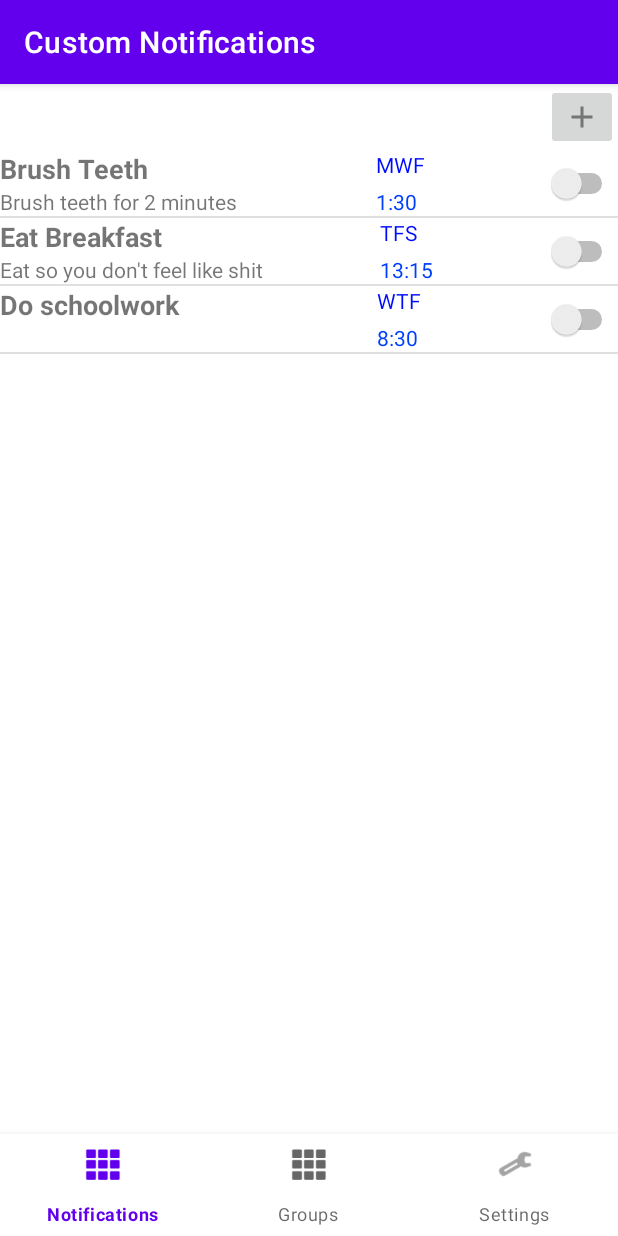
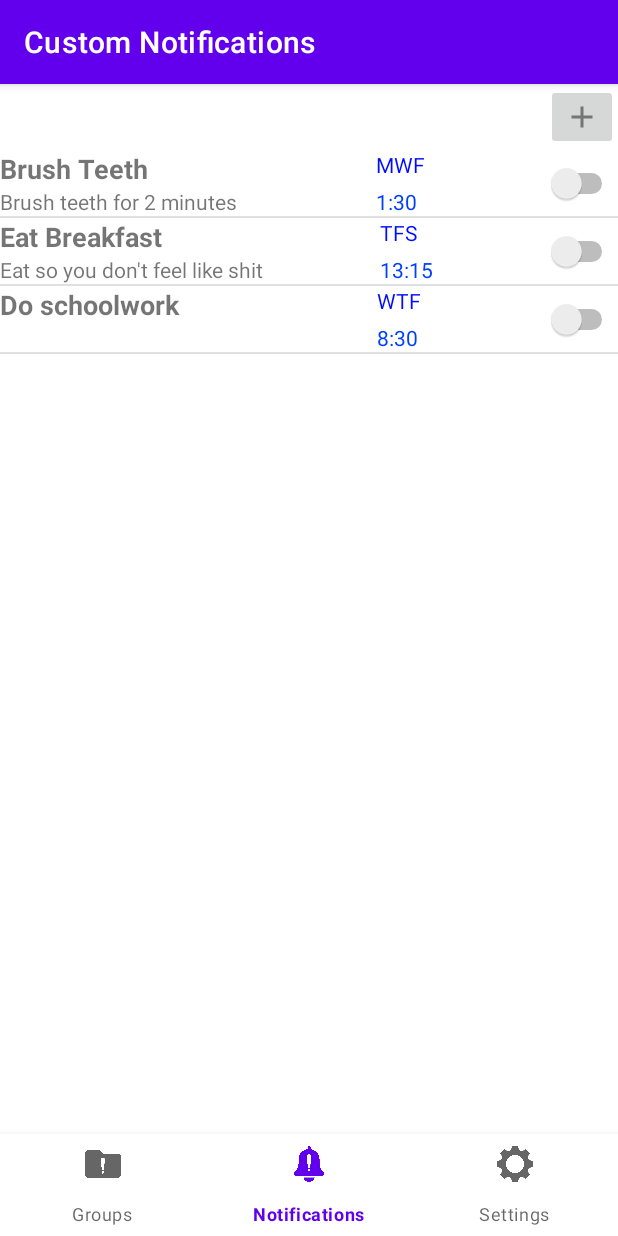
Before and after one commit to Razorwind1/CustomNotificationsApp, an Android app: the screen it shows after launch (MainActivity), on a phone screen of 412 x 824 dp. Run offline under Robolectric (Android 15) with nearby library versions, the phone set to English and light mode, and no system bars; our stand-ins replace Room's generated code, navigation-ui.

Commit message:
New icons for Nav Bar. Icons from Freepick - Modified by Daniel Hickman.
Bell: Pixel perfect (www.flaticon.com/authors/pixel-perfect)
Folder: Good Ware (www.flaticon.com/authors/good-ware)
Gear: Freepik (www.flaticon.com)

```diff
--- a/app/src/main/res/menu/bottom_nav.xml
+++ b/app/src/main/res/menu/bottom_nav.xml
@@ -2,16 +2,16 @@
 <menu xmlns:android="http://schemas.android.com/apk/res/android">
 
     <item
+        android:id="@+id/groupsFragment"
+        android:icon="@drawable/folder_exclamation"
+        android:title="@string/button_groups" />
+    <item
         android:id="@+id/mainFragment"
-        android:icon="@android:drawable/ic_dialog_dialer"
+        android:icon="@drawable/bell_exclamation"
         android:title="@string/button_notifications" />
     <item
-        android:id="@+id/groupsFragment"
-        android:icon="@android:drawable/ic_dialog_dialer"
-        android:title="@string/button_groups" />
-    <item
         android:id="@+id/settingsFragment"
-        android:icon="@android:drawable/ic_menu_preferences"
+        android:icon="@drawable/gear"
         android:title="@string/button_settings" />
 
 </menu>
```
Also changed, not shown: app/src/main/res/drawable/bell_exclamation.png (added), app/src/main/res/drawable/folder_exclamation.png (added), app/src/main/res/drawable/gear.png (added).
